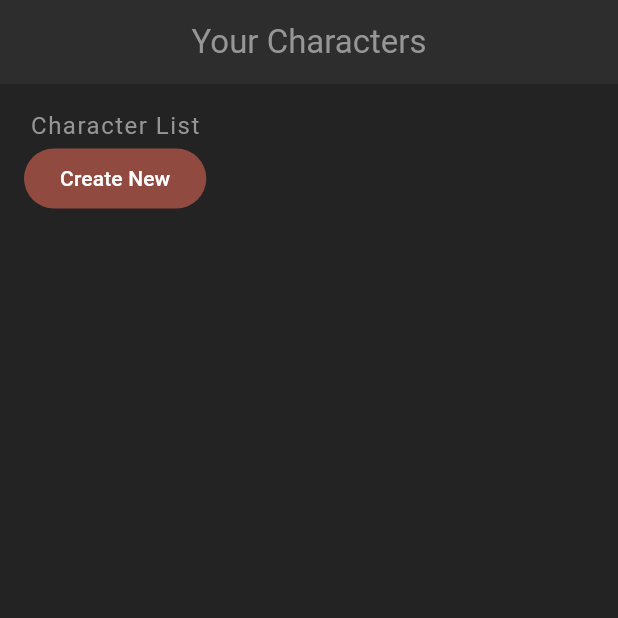
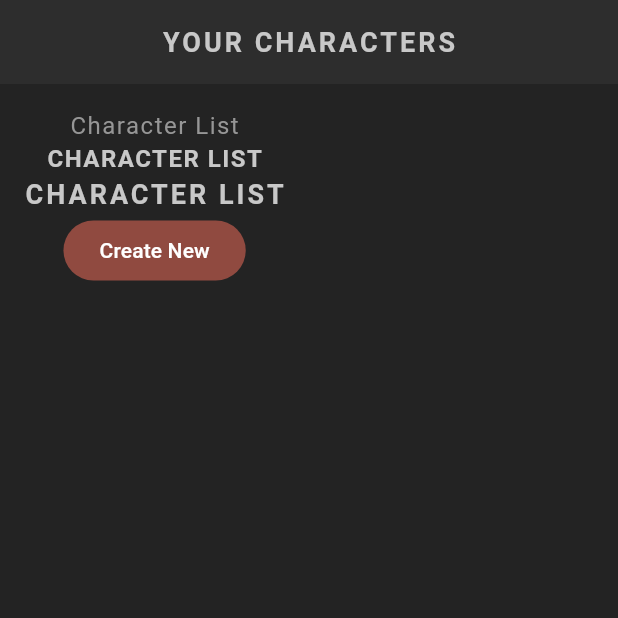
Before and after one commit to arnabict/RoleRoster, a Flutter app: the screen it shows after launch, on a phone screen of 412 x 824 dp, the top half of it. Run offline on Flutter 3.47's test engine with Material 3 defaults, Android fonts, the phone set to English and light mode, and no system bars; our stand-ins replace google_fonts; Roboto replaces fonts that are missing (Kanit).

Commit message:
feat: indroduce google fonts

```diff
--- a/lib/screens/home/home.dart
+++ b/lib/screens/home/home.dart
@@ -1,4 +1,5 @@
 import 'package:flutter/material.dart';
+import 'package:model_rpg/shared/styled_text.dart';
 
 class Home extends StatefulWidget {
   const Home({super.key});
@@ -11,12 +12,15 @@
   @override
   Widget build(BuildContext context) {
     return Scaffold(
-      appBar: AppBar(title: Text("Your Characters"), centerTitle: true),
+      appBar: AppBar(title: StyledTitle("Your Characters"), centerTitle: true),
       body: Container(
         padding: EdgeInsets.all(16),
         child: Column(
           children: [
-            Text("Character List"),
+            StyledText("Character List"),
+            StyledHeading("Character List"),
+            StyledTitle("Character List"),
+
             FilledButton(onPressed: () {}, child: Text("Create New")),
           ],
         ),
--- /dev/null
+++ b/lib/shared/styled_text.dart
@@ -0,0 +1,50 @@
+import 'package:flutter/material.dart';
+import "package:google_fonts/google_fonts.dart";
+
+class StyledText extends StatelessWidget {
+  const StyledText(this.text, {super.key});
+
+  final String text;
+
+  @override
+  Widget build(BuildContext context) {
+    return Text(
+      text,
+      style: GoogleFonts.kanit(
+        textStyle: Theme.of(context).textTheme.bodyMedium,
+      ),
+    );
+  }
+}
+
+class StyledHeading extends StatelessWidget {
+  const StyledHeading(this.text, {super.key});
+
+  final String text;
+
+  @override
+  Widget build(BuildContext context) {
+    return Text(
+      text.toUpperCase(),
+      style: GoogleFonts.kanit(
+        textStyle: Theme.of(context).textTheme.headlineMedium,
+      ),
+    );
+  }
+}
+
+class StyledTitle extends StatelessWidget {
+  const StyledTitle(this.text, {super.key});
+
+  final String text;
+
+  @override
+  Widget build(BuildContext context) {
+    return Text(
+      text.toUpperCase(),
+      style: GoogleFonts.kanit(
+        textStyle: Theme.of(context).textTheme.titleMedium,
+      ),
+    );
+  }
+}
--- a/pubspec.yaml
+++ b/pubspec.yaml
@@ -34,6 +34,7 @@
   # The following adds the Cupertino Icons font to your application.
   # Use with the CupertinoIcons class for iOS style icons.
   cupertino_icons: ^1.0.8
+  google_fonts: ^8.2.1
 
 dev_dependencies:
   flutter_test:
```
Also changed, not shown: pubspec.lock, 2 other files.
